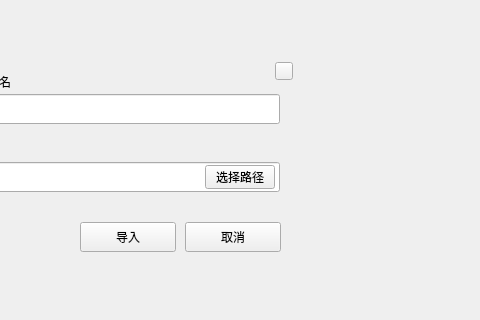
Qt form importdialog.ui (HcashOrg/hx-indicator) before a commit; both pictures show x 350 to 830 and y 128 to 448 of the 960 by 580 pixel window.
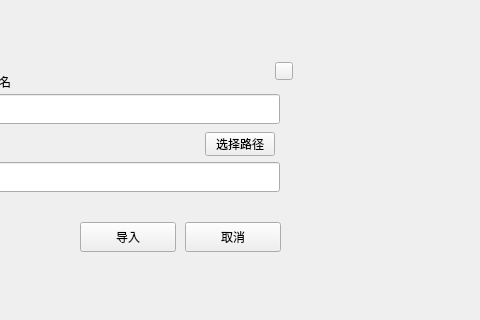
The same form after that commit.

Commit message: transferPage amount bug

```diff
--- a/importdialog.ui
+++ b/importdialog.ui
@@ -118,7 +118,7 @@
      <property name="geometry">
       <rect>
        <x>265</x>
-       <y>123</y>
+       <y>90</y>
        <width>70</width>
        <height>24</height>
       </rect>
```
The commit also changes 2 other files.
